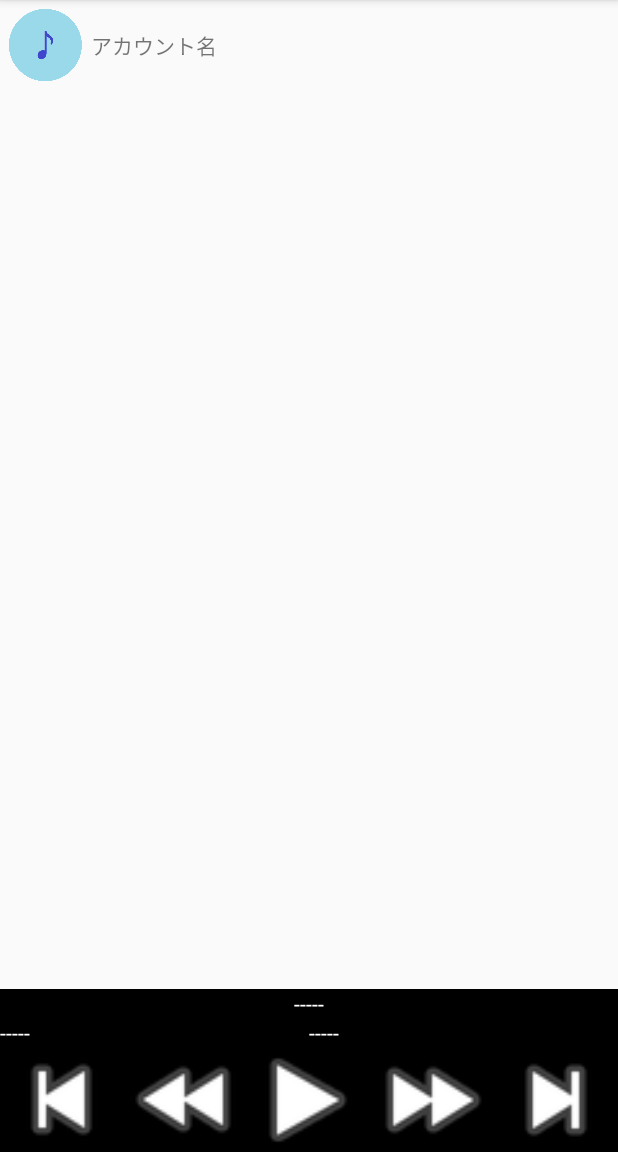
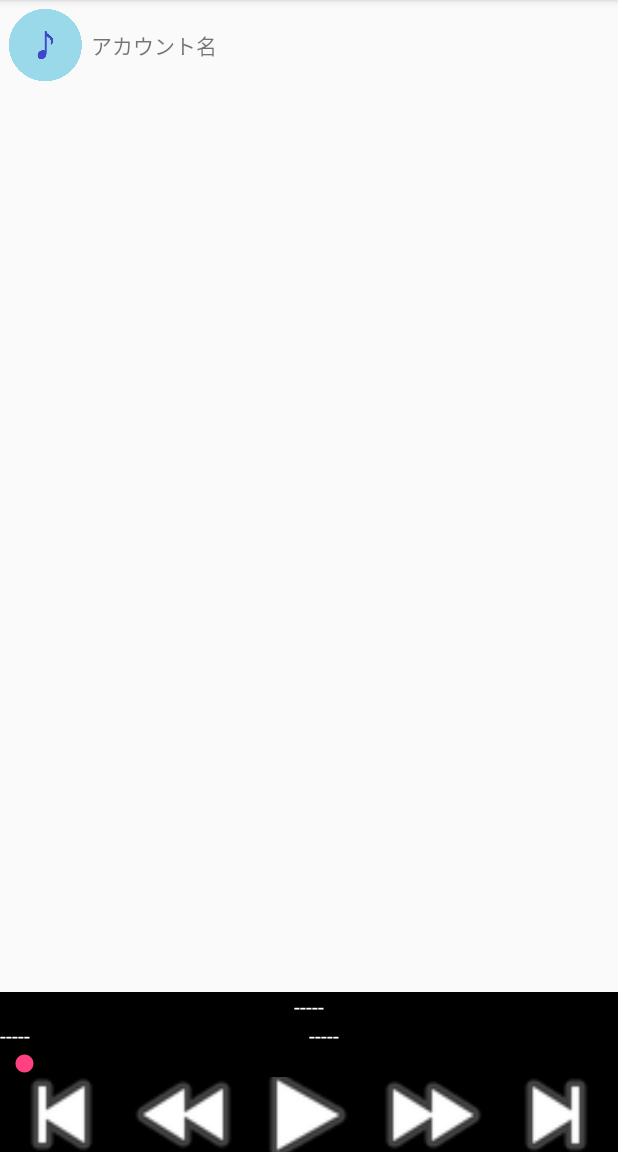
Before and after one commit to neet-ai/AndroidApp, an Android app: the AccountAct screen opened directly, with no data from a screen before it, after a tap on an icon or button, on a phone screen of 412 x 824 dp, the part 84-1236 px from its top. Run offline under Robolectric (Android 15) with nearby library versions, the phone set to English and light mode, and no system bars; our stand-ins replace CircleImageView.

Commit message:
音楽再生（シーク）
シークできるようになった。
音楽周りはほぼ完成？

```diff
--- a/Machi_kiku/app/src/main/java/info/neet_ai/machi_kiku/CommonAct.java
+++ b/Machi_kiku/app/src/main/java/info/neet_ai/machi_kiku/CommonAct.java
@@ -18,6 +18,7 @@ import android.widget.ArrayAdapter;
 import android.widget.Button;
 import android.widget.ImageButton;
 import android.widget.ListView;
+import android.widget.SeekBar;
 import android.widget.TextView;
 import android.widget.Toast;
 
@@ -28,6 +29,7 @@ import java.io.FileReader;
 import java.io.IOException;
 import java.util.ArrayList;
 import java.util.Timer;
+import java.util.TimerTask;
 
 public class CommonAct extends ActionBarActivity implements MediaPlayer.OnCompletionListener { //AppCompatActivity {
     private DrawerLayout vDrawerLayout;
@@ -41,6 +43,8 @@ public class CommonAct extends ActionBarActivity implements MediaPlayer.OnComple
     private TextView plname_tv;
     private TextView title_tv;
     private TextView artist_tv;
+    private SeekBar sb;
+    private boolean sb_touching = false;
 
     static protected MediaPlayer mediaPlayer;
     static protected PlaylistFile plf = null;
@@ -50,6 +54,8 @@ public class CommonAct extends ActionBarActivity implements MediaPlayer.OnComple
     static protected int music_num = 0;
     static protected int playing = 0;
     static protected int playtime = 0;
+
+    Timer timer = new Timer();
 
     @Override
     protected void onCreate(Bundle savedInstanceState) {
@@ -131,9 +137,11 @@ public class CommonAct extends ActionBarActivity implements MediaPlayer.OnComple
             @Override
             public void onClick(View v) {
                 audioStop();
-                music_num--;
-                if(music_num < 0) music_num = mfarray.size() - 1;
-                checkonPlayable();
+                if(mfarray.size() > 0) {
+                    music_num--;
+                    if (music_num < 0) music_num = mfarray.size() - 1;
+                    checkonPlayable();
+                }
             }
         });
         frButton = (ImageButton) findViewById(R.id.forward_button);
@@ -141,27 +149,62 @@ public class CommonAct extends ActionBarActivity implements MediaPlayer.OnComple
             @Override
             public void onClick(View v) {
                 audioStop();
-                music_num++;
-                if(music_num > mfarray.size() - 1) music_num = 0;
-                checkonPlayable();
+                if(mfarray.size() > 0) {
+                    music_num++;
+                    if (music_num > mfarray.size() - 1) music_num = 0;
+                    checkonPlayable();
+                }
             }
         });
-
 
         //プレイリスト名など
         plname_tv = (TextView)findViewById(R.id.playlist_name);
         title_tv = (TextView)findViewById(R.id.music_name);
         artist_tv = (TextView)findViewById(R.id.artist_name);
+
+        //シークバー
+        sb = (SeekBar)findViewById(R.id.MusicSeekBar);
+        sb.setOnSeekBarChangeListener(new SeekBar.OnSeekBarChangeListener() {
+            @Override
+            public void onProgressChanged(SeekBar seekBar, int i, boolean b) {
+                if(sb_touching) {
+                    if (mediaPlayer != null) {
+                        mediaPlayer.seekTo(i);
+                        playtime = i;
+                    } else if (playing != 1) {
+                        playtime = i;
+                    }
+                }
+            }
+            @Override
+            public void onStartTrackingTouch(SeekBar seekBar) {
+                sb_touching = true;
+            }
+            @Override
+            public void onStopTrackingTouch(SeekBar seekBar) {
+                sb_touching = false;
+            }
+        });
     }
 
     ////////////////////////////////////////////////////////////////////////////////////////////////
 
+    @Override
     protected void onResume() {
         super.onResume();
-        if(playing == 1)
+        if(mediaPlayer != null) {
+            sb.setMax(mediaPlayer.getDuration());
+            sb.setProgress(playtime);
+        }
+        Log.v("clearC_1", String.valueOf(playtime));
+        Log.v("clearC_2", String.valueOf(sb.getProgress()));
+        if(playing == 1) {
             ssButton.setImageResource(android.R.drawable.ic_media_pause);
-        else
+            TimerStart();
+        } else {
             ssButton.setImageResource(android.R.drawable.ic_media_play);
+            TimerFinish();
+        }
         if(plf != null) {
             plname_tv.setText(plf.getName());
             title_tv.setText(mfarray.get(music_num).getTitle());
@@ -175,6 +218,12 @@ public class CommonAct extends ActionBarActivity implements MediaPlayer.OnComple
             title_tv.setText("-----");
             artist_tv.setText("-----");
         }
+    }
+
+    @Override
+    protected void onPause() {
+        TimerFinish();
+        super.onPause();
     }
 
     ////////////////////////////////////////////////////////////////////////////////////////////////
@@ -215,6 +264,10 @@ public class CommonAct extends ActionBarActivity implements MediaPlayer.OnComple
     }
 
     private Boolean setPlaylistContent(String playlistpath, ArrayList<PlaylistFile> plflists, int pos){
+        audioStop();
+        if(playing == 2) playing = 0;
+        //ssButton.setImageResource(android.R.drawable.ic_media_play);
+
         plfarray = plflists;
         playlist_num = pos;
         File file = new File(playlistpath);
@@ -273,6 +326,8 @@ public class CommonAct extends ActionBarActivity implements MediaPlayer.OnComple
     }
 
     private void checkonPlayable(){
+        playtime = 0;
+        sb.setProgress(playtime);
         if(!setPlayingInfo()) {
             ssButton.setImageResource(android.R.drawable.ic_media_play);
             playing = 0;
@@ -314,6 +369,7 @@ public class CommonAct extends ActionBarActivity implements MediaPlayer.OnComple
 
     private void audioPlay(String filepath) {
         // 繰り返し再生する場合
+        TimerFinish();
         if (mediaPlayer != null) {
             mediaPlayer.stop();
             mediaPlayer.reset();
@@ -340,6 +396,7 @@ public class CommonAct extends ActionBarActivity implements MediaPlayer.OnComple
         // 再生する
         mediaPlayer.start();
         mediaPlayer.setOnCompletionListener(this);
+        TimerStart();
     }
 
     private void audioStop() {
@@ -351,18 +408,21 @@ public class CommonAct extends ActionBarActivity implements MediaPlayer.OnComple
             // リソースの解放
             mediaPlayer.release();
             mediaPlayer = null;
+            TimerFinish();
         }
     }
 
     private void audioPause(){
         if(mediaPlayer != null) {
             mediaPlayer.pause();
+            TimerFinish();
         }
     }
 
     private void audioContinue(){
         if(mediaPlayer != null) {
             mediaPlayer.start();
+            TimerStart();
         }
     }
 
@@ -371,4 +431,33 @@ public class CommonAct extends ActionBarActivity implements MediaPlayer.OnComple
         //再生終了検知
         frButton.callOnClick();
     }
+
+    ////////////////////////////////////////////////////////////////////////////////////////////////
+
+    private void TimerStart() {
+        if (mediaPlayer != null) {
+            sb.setMax(mediaPlayer.getDuration());
+            Log.v("clearA_1", String.valueOf(mediaPlayer.getDuration()));
+            Log.v("clearA_2", String.valueOf(sb.getMax()));
+            timer = new Timer(true);
+            timer.schedule(new TimerTask() {
+                @Override
+                public void run() {
+                    if (mediaPlayer != null) {
+                        Log.v("clearB_1", String.valueOf(playtime));
+                        playtime = mediaPlayer.getCurrentPosition();
+                        sb.setProgress(playtime);
+                        Log.v("clearB_2", String.valueOf(sb.getProgress()));
+                    }
+                }
+            }, 0, 500);
+        }
+    }
+
+    private void TimerFinish(){
+        if(timer != null) {
+            timer.cancel();
+            timer = null;
+        }
+    }
 }
--- a/Machi_kiku/app/src/main/res/layout/m_ctrl_layout.xml
+++ b/Machi_kiku/app/src/main/res/layout/m_ctrl_layout.xml
@@ -37,14 +37,23 @@ android:background="@android:color/black">
         android:textColor="@android:color/white" />
 </LinearLayout>
 
-<LinearLayout
+    <SeekBar
+        android:layout_width="match_parent"
+        android:layout_height="wrap_content"
+        android:id="@+id/MusicSeekBar"
+        android:layout_gravity="center_horizontal"
+        android:background="@android:color/black"
+        android:max="1000000"
+        android:progress="0" />
+
+    <LinearLayout
     android:orientation="horizontal"
     android:layout_width="match_parent"
     android:layout_height="wrap_content">
 
     <ImageButton
         android:layout_width="70dp"
-        android:layout_height="70dp"
+        android:layout_height="50dp"
         android:id="@+id/previous_button"
         android:src="@android:drawable/ic_media_previous"
         android:scaleType="centerCrop"
@@ -53,7 +62,7 @@ android:background="@android:color/black">
 
     <ImageButton
         android:layout_width="70dp"
-        android:layout_height="70dp"
+        android:layout_height="50dp"
         android:id="@+id/back_button"
         android:src="@android:drawable/ic_media_rew"
         android:scaleType="centerCrop"
@@ -62,7 +71,7 @@ android:background="@android:color/black">
 
     <ImageButton
         android:layout_width="70dp"
-        android:layout_height="70dp"
+        android:layout_height="50dp"
         android:id="@+id/start_stop_button"
         android:src="@android:drawable/ic_media_play"
         android:scaleType="centerCrop"
@@ -71,7 +80,7 @@ android:background="@android:color/black">
 
     <ImageButton
         android:layout_width="70dp"
-        android:layout_height="70dp"
+        android:layout_height="50dp"
         android:id="@+id/forward_button"
         android:src="@android:drawable/ic_media_ff"
         android:scaleType="centerCrop"
@@ -80,7 +89,7 @@ android:background="@android:color/black">
 
     <ImageButton
         android:layout_width="70dp"
-        android:layout_height="70dp"
+        android:layout_height="50dp"
         android:id="@+id/next_button"
         android:src="@android:drawable/ic_media_next"
         android:scaleType="centerCrop"
```
